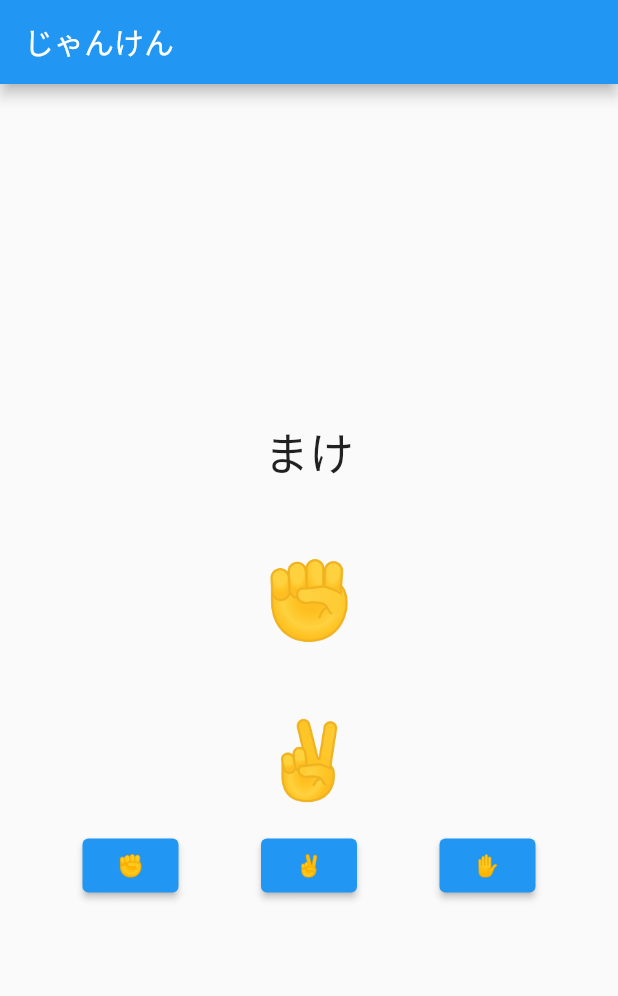
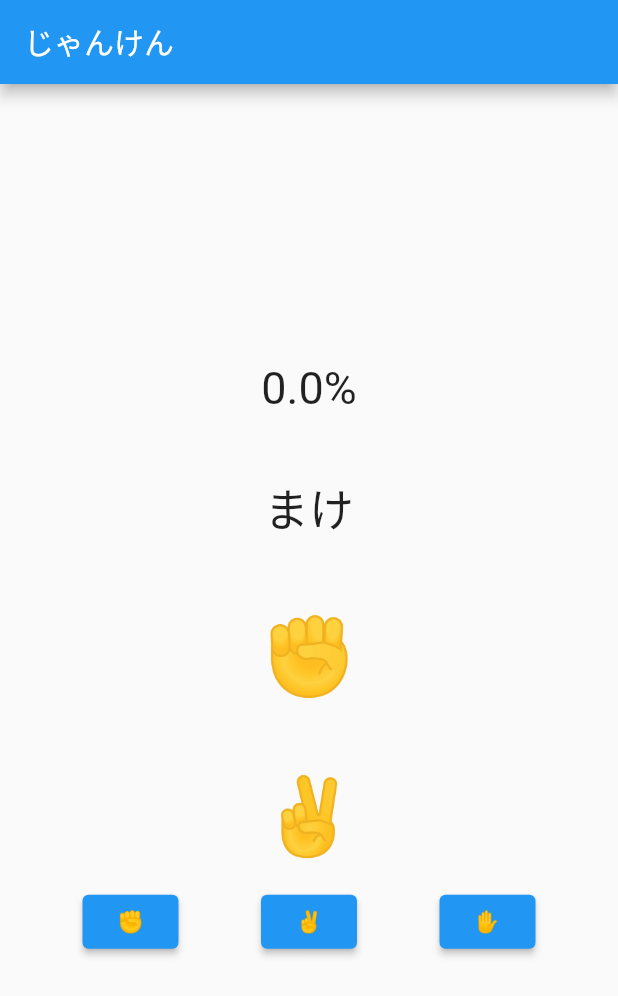
Before and after one commit to YukiMaitani/janken, a Flutter app: the screen it shows after launch, after a tap on "✌️", on a phone screen of 412 x 824 dp. Shown: the top 996 px of the screen. Run offline on Flutter 3.47's test engine with Material 2 defaults, Android fonts, the phone set to English and light mode, and no system bars; our stand-ins replace hooks_riverpod.

Commit message:
Riverpodを使って勝率を表示

```diff
--- a/lib/main.dart
+++ b/lib/main.dart
@@ -34,9 +34,24 @@ class JnakenPage extends HookConsumerWidget {
 
     final jankenResult = ref.watch(jankenResultProvider);
 
+    final numberOfMatchesController = ref.watch(numberOfMatchesProvider.notifier);
+    final numberOfWinsController = ref.watch(numberOfWinsProvider.notifier);
+    final winPercent = ref.watch(winPercentProvider);
+
     void jankenpon(String hand) {
       myHandNotifier.state = hand;
       computerHandNotifier.state = ['✊','✌️','✋',][Random().nextInt(2)];
+      switch (jankenResult){
+        case 'かち':
+          numberOfMatchesController.state++;
+          numberOfWinsController.state++;
+          break;
+        case 'まけ':
+          numberOfMatchesController.state++;
+          break;
+        case 'ひきわけ':
+          break;
+      }
     }
 
     return Scaffold(
@@ -47,6 +62,11 @@ class JnakenPage extends HookConsumerWidget {
         child: Column(
           mainAxisAlignment: MainAxisAlignment.center,
           children: [
+            Text(
+                '${winPercent.toStringAsFixed(1)}%',
+              style: TextStyle(fontSize: 30),
+            ),
+            SizedBox(height: 40,),
             Text(
                 jankenResult,
               style: TextStyle(
--- a/lib/provider/jankenProvider.dart
+++ b/lib/provider/jankenProvider.dart
@@ -3,10 +3,21 @@ import '../model/janken.dart';
 
 final myHandProvider = StateProvider<String>((ref) => '✊');
 final computerHandProvider = StateProvider<String>((ref) => '✊');
+final numberOfWinsProvider = StateProvider<int>((ref) => 0);
+final numberOfMatchesProvider = StateProvider<int>((ref) => 0);
+
 final jankenResultProvider = Provider((ref) {
   final jankenSystem = JankenSystem();
   final String myHand = ref.watch(myHandProvider);
   final String computerHand = ref.watch(computerHandProvider);
   final result = jankenSystem.result(myHand, computerHand);
+
   return result;
 });
+
+final winPercentProvider = Provider((ref){
+  final numberOfWins = ref.watch(numberOfWinsProvider);
+  final numberOfMatches = ref.watch(numberOfMatchesProvider);
+
+  return (numberOfWins/numberOfMatches).isNaN ? 0.0 : numberOfWins/numberOfMatches * 100;
+});
```
